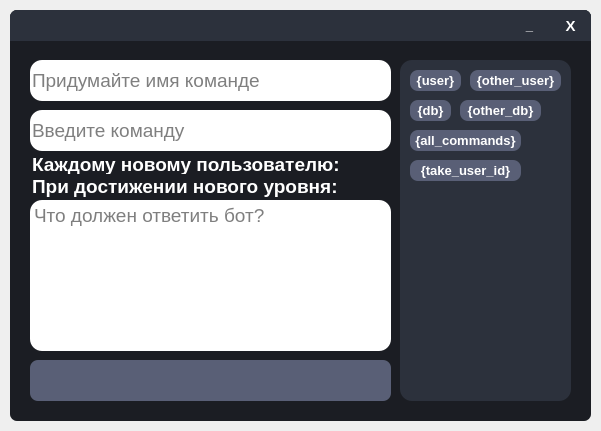
The window that VK_Bot/Main_Window/User_Bot_Menu_Window/User_Command_Widnow/user_command_window.ui (otaboyevsardorbek1/VK-Bot-ru) describes before a commit, drawn with Qt 5.
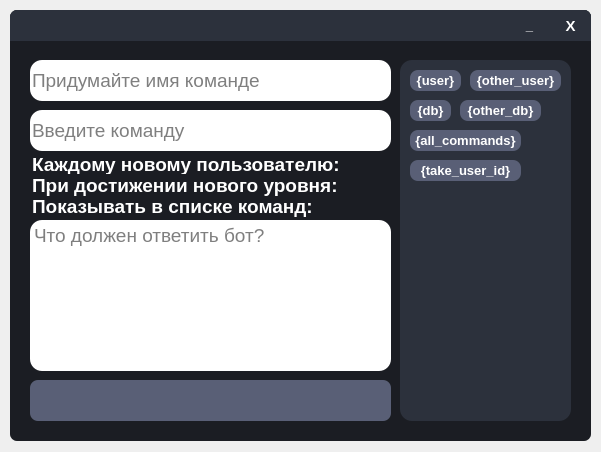
The same window after the commit. Icons and pictures are not drawn.

What changed in the file:
```diff
--- a/VK_Bot/Main_Window/User_Bot_Menu_Window/User_Command_Widnow/user_command_window.ui
+++ b/VK_Bot/Main_Window/User_Bot_Menu_Window/User_Command_Widnow/user_command_window.ui
@@ -7,7 +7,7 @@
     <x>0</x>
     <y>0</y>
     <width>601</width>
-    <height>431</height>
+    <height>452</height>
    </rect>
   </property>
   <property name="windowTitle">
@@ -19,7 +19,7 @@
      <x>10</x>
      <y>10</y>
      <width>581</width>
-     <height>411</height>
+     <height>431</height>
     </rect>
    </property>
    <property name="font">
@@ -261,7 +261,7 @@
     <property name="geometry">
      <rect>
       <x>20</x>
-      <y>190</y>
+      <y>210</y>
       <width>361</width>
       <height>151</height>
      </rect>
@@ -288,7 +288,7 @@
     <property name="geometry">
      <rect>
       <x>20</x>
-      <y>350</y>
+      <y>370</y>
       <width>361</width>
       <height>41</height>
      </rect>
@@ -328,7 +328,7 @@
       <x>390</x>
       <y>50</y>
       <width>171</width>
-      <height>341</height>
+      <height>361</height>
      </rect>
     </property>
     <property name="styleSheet">
@@ -554,7 +554,7 @@
     <property name="geometry">
      <rect>
       <x>22</x>
-      <y>166</y>
+      <y>165</y>
       <width>323</width>
       <height>21</height>
      </rect>
@@ -577,7 +577,61 @@
     <property name="geometry">
      <rect>
       <x>347</x>
-      <y>169</y>
+      <y>168</y>
+      <width>20</width>
+      <height>21</height>
+     </rect>
+    </property>
+    <property name="cursor">
+     <cursorShape>PointingHandCursor</cursorShape>
+    </property>
+    <property name="styleSheet">
+     <string notr="true">QPushButton{
+	border: none;
+}</string>
+    </property>
+    <property name="text">
+     <string/>
+    </property>
+    <property name="icon">
+     <iconset>
+      <normaloff>../../../../Icons/iconOff.png</normaloff>../../../../Icons/iconOff.png</iconset>
+    </property>
+    <property name="iconSize">
+     <size>
+      <width>16</width>
+      <height>16</height>
+     </size>
+    </property>
+   </widget>
+   <widget class="QLabel" name="label_3">
+    <property name="geometry">
+     <rect>
+      <x>22</x>
+      <y>186</y>
+      <width>295</width>
+      <height>21</height>
+     </rect>
+    </property>
+    <property name="font">
+     <font>
+      <pointsize>14</pointsize>
+      <weight>75</weight>
+      <bold>true</bold>
+     </font>
+    </property>
+    <property name="styleSheet">
+     <string notr="true"/>
+    </property>
+    <property name="text">
+     <string>Показывать в списке команд:</string>
+    </property>
+   </widget>
+   <widget class="QPushButton" name="ShowCommandInCommandsListButton">
+    <property name="geometry">
+     <rect>
+      <x>318</x>
+      <y>189</y>
       <width>20</width>
       <height>21</height>
      </rect>
```
